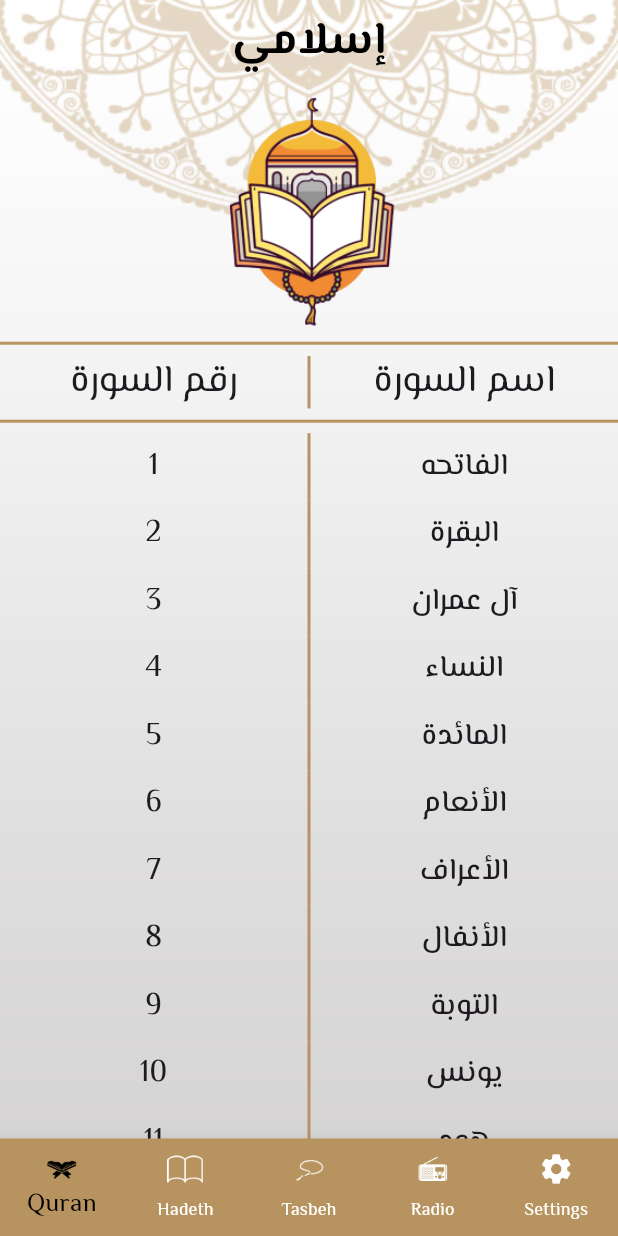
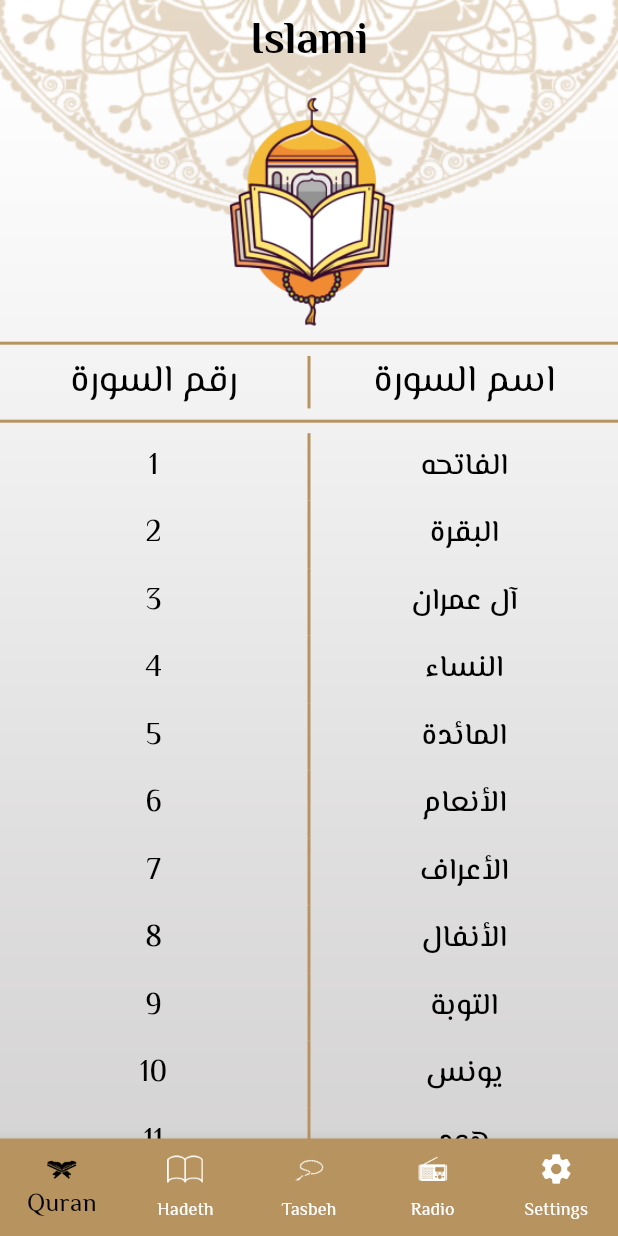
Before and after one commit to MaiBomadian/Islami-App, a Flutter app: the screen it shows after launch, on a phone screen of 412 x 824 dp. Run offline on Flutter 3.47's test engine with Material 3 defaults, Android fonts, the phone set to English and light mode, and no system bars; our stand-ins replace animated_custom_dropdown; generated files the repository leaves out were written again.

Commit message:
* using provider package to handle state management * handle language of the app

```diff
--- a/lib/config/application_theme_manager.dart
+++ b/lib/config/application_theme_manager.dart
@@ -15,6 +15,32 @@ class ApplicationTheme {
         color: Colors.black,
         fontSize: 30,
         fontFamily: 'El Messiri',
+      ),
+    ),
+    textTheme: const TextTheme(
+      titleLarge: TextStyle(
+        fontFamily: 'El Messiri',
+        fontWeight: FontWeight.w500,
+        color: Colors.black,
+        fontSize: 30,
+      ),
+      bodyLarge:  TextStyle(
+        fontFamily: 'El Messiri',
+        fontWeight: FontWeight.w500,
+        color: Colors.black,
+        fontSize: 25,
+      ),
+      bodyMedium:  TextStyle(
+        fontFamily: 'El Messiri',
+        fontWeight: FontWeight.normal,
+        color: Colors.black,
+        fontSize: 25,
+      ),
+      bodySmall:  TextStyle(
+        fontFamily: 'El Messiri',
+        fontWeight: FontWeight.normal,
+        color: Colors.black,
+        fontSize: 20,
       ),
     ),
     bottomNavigationBarTheme: const BottomNavigationBarThemeData(
--- /dev/null
+++ b/lib/config/settings_provider.dart
@@ -0,0 +1,13 @@
+import 'package:flutter/cupertino.dart';
+import 'package:provider/provider.dart';
+
+class SettingsProvider extends ChangeNotifier{
+  String currentLanguage= 'en';
+  changeLanguage(String newLanguage){
+
+if(currentLanguage == newLanguage) return;
+currentLanguage = newLanguage;
+notifyListeners();
+  }
+
+}
--- a/lib/layouts/home_screen.dart
+++ b/lib/layouts/home_screen.dart
@@ -4,6 +4,7 @@ import 'package:islami_app/views/quran/quran_screen_view.dart';
 import 'package:islami_app/views/radio/radio_screen.dart';
 import 'package:islami_app/views/settings/settings_screen.dart';
 import 'package:islami_app/views/tasbeh/tasbeh_screen.dart';
+import 'package:flutter_gen/gen_l10n/app_localizations.dart';
 
 class HomeScreen extends StatefulWidget {
   const HomeScreen({super.key});
@@ -26,6 +27,7 @@ class _HomeScreenState extends State<HomeScreen> {
 
   @override
   Widget build(BuildContext context) {
+    var language = AppLocalizations.of(context)!;
     return Container(
       decoration: const BoxDecoration(
         image: DecorationImage(
@@ -37,7 +39,7 @@ class _HomeScreenState extends State<HomeScreen> {
       ),
       child: Scaffold(
         appBar: AppBar(
-          title: const Text('إسلامي'),
+          title:  Text(language.islami),
         ),
         bottomNavigationBar: BottomNavigationBar(
           currentIndex: currentIndex,
@@ -45,33 +47,33 @@ class _HomeScreenState extends State<HomeScreen> {
             currentIndex = index;
             setState(() {});
           },
-          items: const [
+          items:  [
             BottomNavigationBarItem(
-              label: 'Quran',
-              icon: ImageIcon(
+              label: language.quran,
+              icon:const ImageIcon(
                 AssetImage('assets/images/quran.png'),
               ),
             ),
             BottomNavigationBarItem(
-              label: 'Hadeth',
-              icon: ImageIcon(
+              label: language.hadeth,
+              icon:const ImageIcon(
                 AssetImage('assets/images/hadeth.png'),
               ),
             ),
             BottomNavigationBarItem(
-              label: 'Tasbeh',
-              icon: ImageIcon(
+              label: language.tasbeh,
+              icon:const ImageIcon(
                 AssetImage('assets/images/sebha.png'),
               ),
             ),
             BottomNavigationBarItem(
-              label: 'Radio',
-              icon: ImageIcon(
+              label: language.radio,
+              icon:const ImageIcon(
                 AssetImage('assets/images/radio.png'),
               ),
             ),
             BottomNavigationBarItem(
-                icon: Icon(Icons.settings), label: 'Settings')
+                icon:const Icon(Icons.settings), label: language.settings,),
           ],
         ),
         body: screens[currentIndex],
--- a/lib/main.dart
+++ b/lib/main.dart
@@ -1,12 +1,15 @@
 import 'package:flutter/material.dart';
 import 'package:islami_app/config/application_theme_manager.dart';
+import 'package:islami_app/config/settings_provider.dart';
 import 'package:islami_app/layouts/home_screen.dart';
 import 'package:islami_app/views/hadeth/hadeth_detail.dart';
 import 'package:islami_app/views/quran/quran_detail.dart';
 import 'package:islami_app/views/splash/screen/splash_screen.dart';
+import 'package:flutter_gen/gen_l10n/app_localizations.dart';
+import 'package:provider/provider.dart';
 
 void main() {
-  runApp(const MyApp());
+  runApp(ChangeNotifierProvider(create: (context)=> SettingsProvider() ,child:const  MyApp(),));
 }
 
 class MyApp extends StatelessWidget {
@@ -14,7 +17,11 @@ class MyApp extends StatelessWidget {
 
   @override
   Widget build(BuildContext context) {
+var vm = Provider.of<SettingsProvider>(context);
     return MaterialApp(
+      localizationsDelegates: AppLocalizations.localizationsDelegates,
+      supportedLocales: AppLocalizations.supportedLocales,
+      locale: Locale(vm.currentLanguage),
       theme: ApplicationTheme.lightTheme,
       themeMode: ThemeMode.light,
       debugShowCheckedModeBanner: false,
```
Also changed, not shown: lib/l10n/app_en.arb (added, +10 -0 lines), lib/views/settings/settings_screen.dart (+13 -1 lines), lib/views/tasbeh/tasbeh_screen.dart (+16 -13 lines), pubspec.yaml (+6 -3 lines), assets/images/bg.png (added), assets/images/splash – 1.png (added), pubspec.lock, 2 other files.
